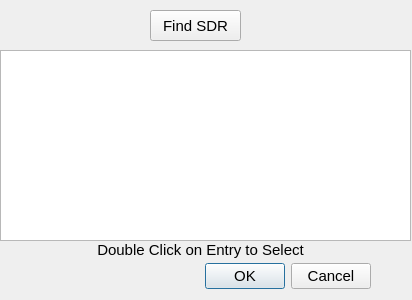
This is unixforms/sdrdiscoverdlg.ui in rafael2k/CuteSDR as Qt 5 draws it before an edit. The edited form follows.
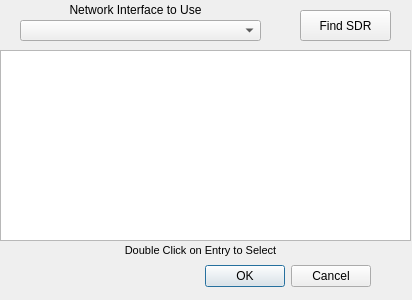
This is the edited form.

Patch:
```diff
--- a/unixforms/sdrdiscoverdlg.ui
+++ b/unixforms/sdrdiscoverdlg.ui
@@ -22,11 +22,6 @@
      <height>32</height>
     </rect>
    </property>
-   <property name="font">
-    <font>
-     <pointsize>11</pointsize>
-    </font>
-   </property>
    <property name="orientation">
     <enum>Qt::Horizontal</enum>
    </property>
@@ -58,17 +53,12 @@
   <widget class="QPushButton" name="pushButtonFind">
    <property name="geometry">
     <rect>
-     <x>150</x>
+     <x>300</x>
      <y>10</y>
      <width>91</width>
      <height>31</height>
     </rect>
    </property>
-   <property name="font">
-    <font>
-     <pointsize>11</pointsize>
-    </font>
-   </property>
    <property name="toolTip">
     <string>Press to Find all SDR's on Network</string>
    </property>
@@ -87,7 +77,7 @@
    </property>
    <property name="font">
     <font>
-     <pointsize>11</pointsize>
+     <pointsize>8</pointsize>
      <weight>50</weight>
      <bold>false</bold>
      <underline>false</underline>
@@ -100,7 +90,34 @@
     <set>Qt::AlignCenter</set>
    </property>
   </widget>
+  <widget class="QComboBox" name="comboBoxHosts">
+   <property name="geometry">
+    <rect>
+     <x>20</x>
+     <y>20</y>
+     <width>241</width>
+     <height>21</height>
+    </rect>
+   </property>
+  </widget>
+  <widget class="QLabel" name="label_2">
+   <property name="geometry">
+    <rect>
+     <x>20</x>
+     <y>0</y>
+     <width>231</width>
+     <height>20</height>
+    </rect>
+   </property>
+   <property name="text">
+    <string>Network Interface to Use</string>
+   </property>
+   <property name="alignment">
+    <set>Qt::AlignCenter</set>
+   </property>
+  </widget>
  </widget>
+ <layoutdefault spacing="6" margin="11"/>
  <resources/>
  <connections>
   <connection>
```
Left out of the diff: 2 changed lines with no effect on the pictures.
